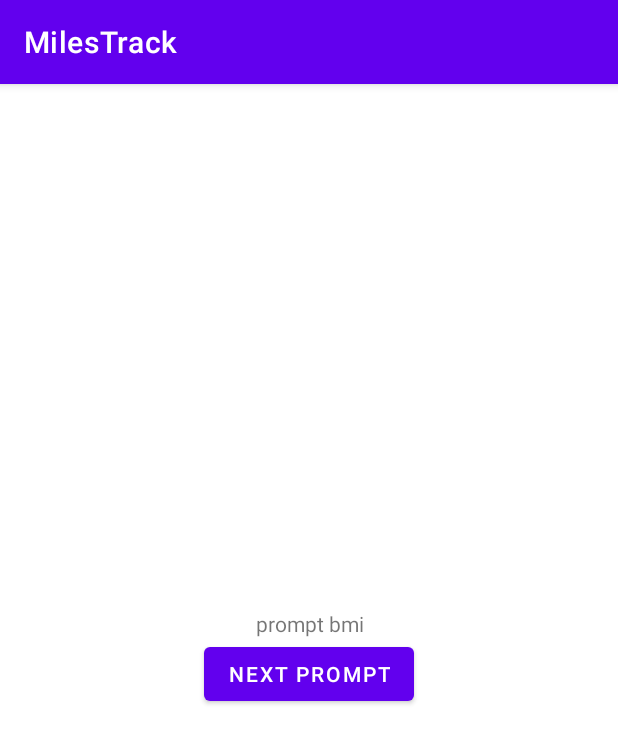
After one commit to Srilashman/MilesTrack, an Android app: the promptBMI screen opened directly, with no data from a screen before it, on a phone screen of 412 x 824 dp. The commit adds this screen. Shown: the top 743 px of the screen. Run offline under Robolectric (Android 15) with nearby library versions, the phone set to English and light mode, and no system bars.

Commit message:
Add skeleton for prompting BMI, age, goal

```diff
--- a/app/src/main/AndroidManifest.xml
+++ b/app/src/main/AndroidManifest.xml
@@ -34,6 +34,8 @@
                 <category android:name="android.intent.category.LAUNCHER" />
             </intent-filter>
         </activity>
+        <activity android:name=".promptBMI" />
+        <activity android:name=".promptAgeAndGoal" />
     </application>
 
 </manifest>
--- /dev/null
+++ b/app/src/main/java/com/sp/milestrack/promptBMI.java
@@ -0,0 +1,29 @@
+package com.sp.milestrack;
+
+import android.content.Intent;
+import android.os.Bundle;
+
+import androidx.appcompat.app.AppCompatActivity;
+
+import android.view.View;
+import android.widget.Button;
+public class promptBMI extends AppCompatActivity {
+    private double weight;
+    private double height;
+    private Button next_prompt_btn;
+    @Override
+    protected void onCreate(Bundle savedInstanceState) {
+        super.onCreate(savedInstanceState);
+        setContentView(R.layout.prompt_bmi);
+        next_prompt_btn = findViewById(R.id.next_prompt_btn);
+        next_prompt_btn.setOnClickListener(next_prompt);
+    }
+    private View.OnClickListener next_prompt = new View.OnClickListener() {
+        @Override
+        public void onClick(View v) {
+            Intent mainIntent = new Intent(promptBMI.this, promptAgeAndGoal.class);
+            promptBMI.this.startActivity(mainIntent);
+            promptBMI.this.finish();
+        }
+    };
+}
--- a/app/src/main/java/com/sp/milestrack/splashScreen.java
+++ b/app/src/main/java/com/sp/milestrack/splashScreen.java
@@ -26,7 +26,7 @@ public class splashScreen extends Activity {
             @Override
             public void run() {
                 /* Create an Intent that will start the Menu-Activity. */
-                Intent mainIntent = new Intent(splashScreen.this, MainActivity.class);
+                Intent mainIntent = new Intent(splashScreen.this, promptBMI.class);
                 splashScreen.this.startActivity(mainIntent);
                 splashScreen.this.finish();
                 mp.release();
--- /dev/null
+++ b/app/src/main/res/layout/prompt_bmi.xml
@@ -0,0 +1,27 @@
+<?xml version="1.0" encoding="utf-8"?>
+<androidx.constraintlayout.widget.ConstraintLayout xmlns:android="http://schemas.android.com/apk/res/android"
+    xmlns:app="http://schemas.android.com/apk/res-auto"
+    xmlns:tools="http://schemas.android.com/tools"
+    android:layout_width="match_parent"
+    android:layout_height="match_parent">
+
+    <LinearLayout
+        android:layout_width="match_parent"
+        android:layout_height="match_parent"
+        android:gravity="center"
+        android:orientation="vertical">
+
+        <TextView
+            android:layout_width="match_parent"
+            android:layout_height="wrap_content"
+            android:gravity="center"
+            android:text="prompt bmi" />
+
+        <Button
+            android:id="@+id/next_prompt_btn"
+            android:layout_width="wrap_content"
+            android:layout_height="wrap_content"
+            android:text="next prompt" />
+    </LinearLayout>
+
+</androidx.constraintlayout.widget.ConstraintLayout>
```
Also changed, not shown: app/src/main/java/com/sp/milestrack/promptAgeAndGoal.java (added, +26 -0 lines), app/src/main/res/layout/prompt_ag.xml (added, +24 -0 lines), app/src/main/res/drawable-xxhdpi/bmi_rect.png (added), app/src/main/res/drawable-xxhdpi/top_app_bar_no_nav.png (added).
